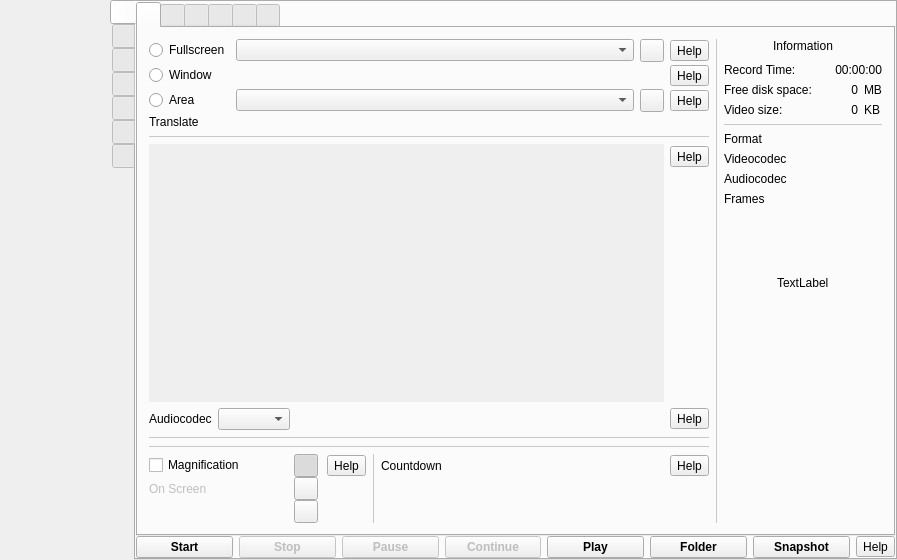
vkohaupt/vokoscreenNG, file src/formMainWindow.ui: the form before one commit.
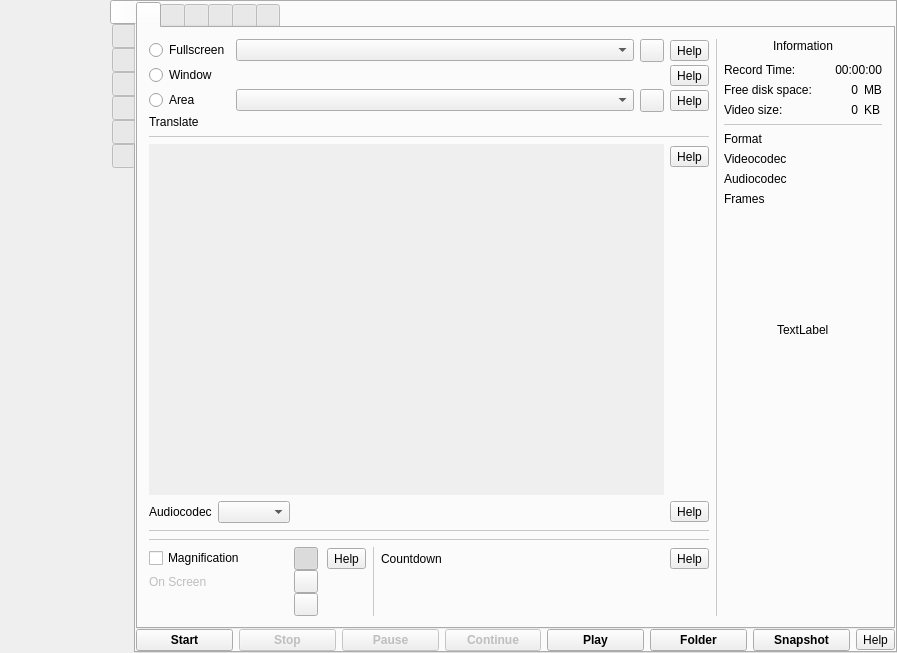
The form after the commit. The open tabs and pages were chosen to show the change. Icons and pictures are not drawn.

```diff
--- a/src/formMainWindow.ui
+++ b/src/formMainWindow.ui
@@ -7,7 +7,7 @@
     <x>0</x>
     <y>0</y>
     <width>897</width>
-    <height>560</height>
+    <height>653</height>
    </rect>
   </property>
   <property name="windowTitle">
@@ -569,8 +569,8 @@
                       <rect>
                        <x>0</x>
                        <y>0</y>
-                       <width>489</width>
-                       <height>192</height>
+                       <width>456</width>
+                       <height>198</height>
                       </rect>
                      </property>
                      <property name="accessibleName">
```
Left out of the diff: 514 changed lines with no effect on the pictures.
